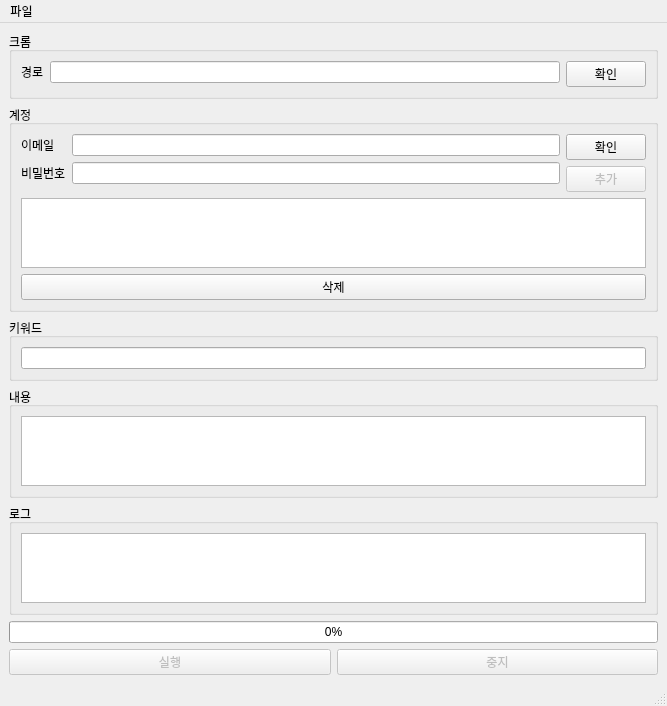
Old version of the form ui/send_message_macro_v2.ui in the repository Woochang4862/BANDSendMessageMacro.
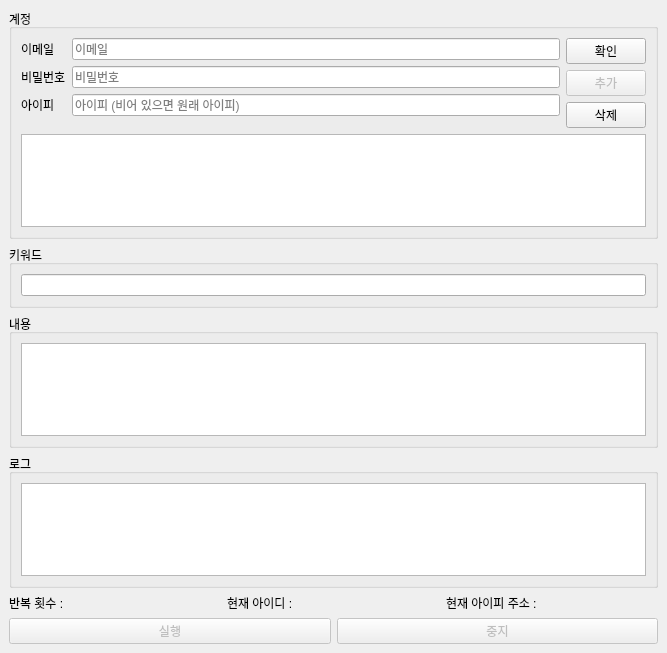
New version of the form.

What changed in the file:
```diff
--- a/ui/send_message_macro_v2.ui
+++ b/ui/send_message_macro_v2.ui
@@ -7,7 +7,7 @@
     <x>0</x>
     <y>0</y>
     <width>667</width>
-    <height>651</height>
+    <height>653</height>
    </rect>
   </property>
   <property name="windowTitle">
@@ -15,39 +15,6 @@
   </property>
   <widget class="QWidget" name="centralwidget">
    <layout class="QVBoxLayout" name="verticalLayout">
-    <item>
-     <widget class="QGroupBox" name="chrome_group">
-      <property name="title">
-       <string>크롬</string>
-      </property>
-      <layout class="QHBoxLayout" name="horizontalLayout_2">
-       <item>
-        <layout class="QFormLayout" name="formLayout">
-         <item row="0" column="0">
-          <widget class="QLabel" name="chrome_label">
-           <property name="text">
-            <string>경로</string>
-           </property>
-           <property name="buddy">
-            <cstring>chrome_edit</cstring>
-           </property>
-          </widget>
-         </item>
-         <item row="0" column="1">
-          <widget class="QLineEdit" name="chrome_edit"/>
-         </item>
-        </layout>
-       </item>
-       <item>
-        <widget class="QPushButton" name="validation_chrome_btn">
-         <property name="text">
-          <string>확인</string>
-         </property>
-        </widget>
-       </item>
-      </layout>
-     </widget>
-    </item>
     <item>
      <layout class="QHBoxLayout" name="horizontalLayout_5">
       <item>
@@ -73,7 +40,11 @@
                 </widget>
                </item>
                <item row="0" column="1">
-                <widget class="QLineEdit" name="id_edit"/>
+                <widget class="QLineEdit" name="id_edit">
+                 <property name="placeholderText">
+                  <string>이메일</string>
+                 </property>
+                </widget>
                </item>
                <item row="1" column="0">
                 <widget class="QLabel" name="pw_label">
@@ -90,6 +61,26 @@
                  <property name="echoMode">
                   <enum>QLineEdit::Password</enum>
                  </property>
+                 <property name="placeholderText">
+                  <string>비밀번호</string>
+                 </property>
+                </widget>
+               </item>
+               <item row="2" column="0">
+                <widget class="QLabel" name="label_ip">
+                 <property name="text">
+                  <string>아이피</string>
+                 </property>
+                 <property name="buddy">
+                  <cstring>ip_edit</cstring>
+                 </property>
+                </widget>
+               </item>
+               <item row="2" column="1">
+                <widget class="QLineEdit" name="ip_edit">
+                 <property name="placeholderText">
+                  <string>아이피 (비어 있으면 원래 아이피)</string>
+                 </property>
                 </widget>
                </item>
               </layout>
@@ -113,6 +104,13 @@
                  </property>
                 </widget>
                </item>
+               <item>
+                <widget class="QPushButton" name="account_delete_btn">
+                 <property name="text">
+                  <string>삭제</string>
+                 </property>
+                </widget>
+               </item>
               </layout>
              </item>
             </layout>
@@ -124,17 +122,6 @@
              </property>
             </widget>
            </item>
-           <item>
-            <layout class="QHBoxLayout" name="horizontalLayout_7">
-             <item>
-              <widget class="QPushButton" name="account_delete_btn">
-               <property name="text">
-                <string>삭제</string>
-               </property>
-              </widget>
-             </item>
-            </layout>
-           </item>
           </layout>
          </item>
         </layout>
@@ -187,23 +174,29 @@
      </widget>
     </item>
     <item>
-     <widget class="QProgressBar" name="progressBar">
-      <property name="layoutDirection">
-       <enum>Qt::RightToLeft</enum>
-      </property>
-      <property name="value">
-       <number>0</number>
-      </property>
-      <property name="textVisible">
-       <bool>true</bool>
-      </property>
-      <property name="orientation">
-       <enum>Qt::Horizontal</enum>
-      </property>
-      <property name="invertedAppearance">
-       <bool>true</bool>
-      </property>
-     </widget>
+     <layout class="QHBoxLayout" name="horizontalLayout_7">
+      <item>
+       <widget class="QLabel" name="current_repeat_label">
+        <property name="text">
+         <string>반복 횟수 : </string>
+        </property>
+       </widget>
+      </item>
+      <item>
+       <widget class="QLabel" name="current_id_label">
+        <property name="text">
+         <string>현재 아이디 : </string>
+        </property>
+       </widget>
+      </item>
+      <item>
+       <widget class="QLabel" name="current_ip_label">
+        <property name="text">
+         <string>현재 아이피 주소 : </string>
+        </property>
+       </widget>
+      </item>
+     </layout>
     </item>
     <item>
      <layout class="QHBoxLayout" name="horizontalLayout">
@@ -231,24 +224,6 @@
     </item>
    </layout>
   </widget>
-  <widget class="QStatusBar" name="statusbar"/>
-  <widget class="QMenuBar" name="menuBar">
-   <property name="geometry">
-    <rect>
-     <x>0</x>
-     <y>0</y>
-     <width>667</width>
-     <height>21</height>
-    </rect>
-   </property>
-   <widget class="QMenu" name="menu">
-    <property name="title">
-     <string>파일</string>
-    </property>
-    <addaction name="actionSave"/>
-   </widget>
-   <addaction name="menu"/>
-  </widget>
   <action name="actionSave">
    <property name="text">
     <string>Save</string>
```
Left out of the diff: 43 changed lines with no effect on the pictures.
